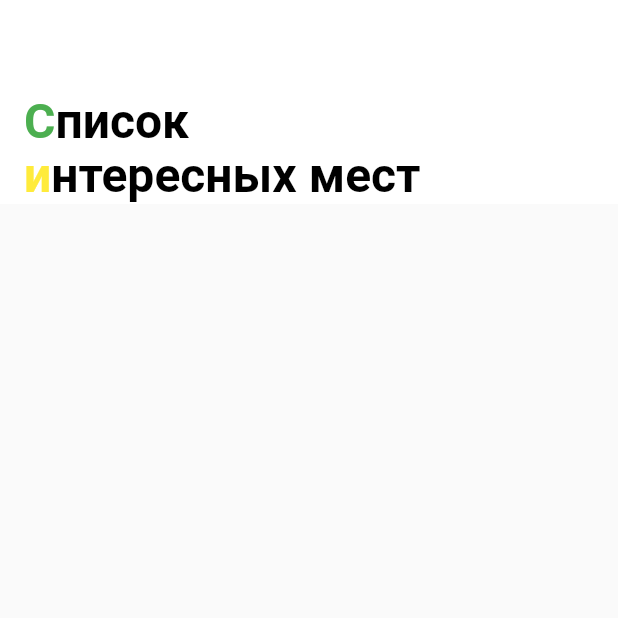
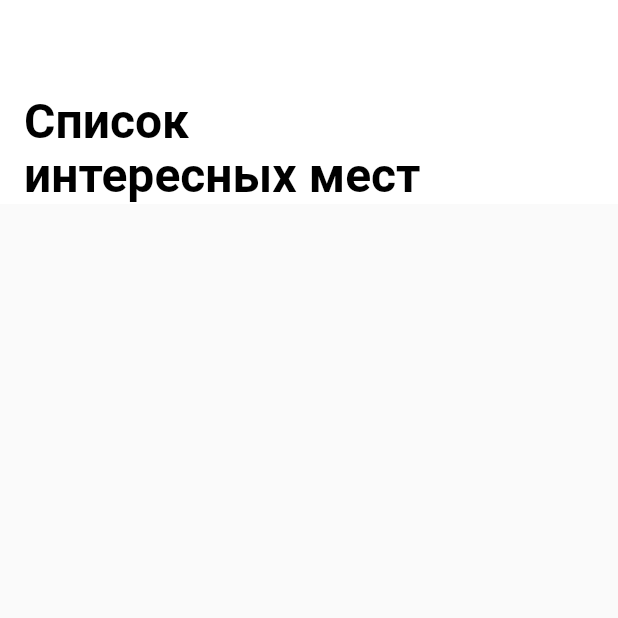
Before and after one commit to ivanthespacebiker/Flutterplaces, a Flutter app: the screen it shows after launch, on a phone screen of 412 x 824 dp, the top half of it. Run offline on Flutter 3.47's test engine with Material 2 defaults, Android fonts, the phone set to English and light mode, and no system bars.

Commit message:
TextTextStyle

```diff
--- a/lib/ui/screen/sight_list_screen.dart
+++ b/lib/ui/screen/sight_list_screen.dart
@@ -20,9 +20,10 @@ class _SightListScreenState extends State<SightListScreen> {
           flexibleSpace: Container(
             padding: EdgeInsets.only(top: 64, bottom: 0, left: 16, right: 16),
             margin: EdgeInsets.zero,
-            child: RichText(
-              textAlign: TextAlign.left,
-              text: TextSpan(
+            child: Container(
+              child: Text(
+                'Список \nинтересных мест',
+                textAlign: TextAlign.left,
                 style: TextStyle(
                   color: Colors.black,
                   fontSize: 32,
@@ -30,22 +31,6 @@ class _SightListScreenState extends State<SightListScreen> {
                   fontStyle: FontStyle.normal,
                   height: 1.12,
                 ),
-                children: [
-                  TextSpan(
-                    text: "С",
-                    style: TextStyle(color: Colors.green),
-                  ),
-                  TextSpan(
-                    text: "писок ",
-                  ),
-                  TextSpan(
-                    text: "\nи",
-                    style: TextStyle(color: Colors.yellow),
-                  ),
-                  TextSpan(
-                    text: "нтересных мест",
-                  ),
-                ],
               ),
             ),
           ),
```
